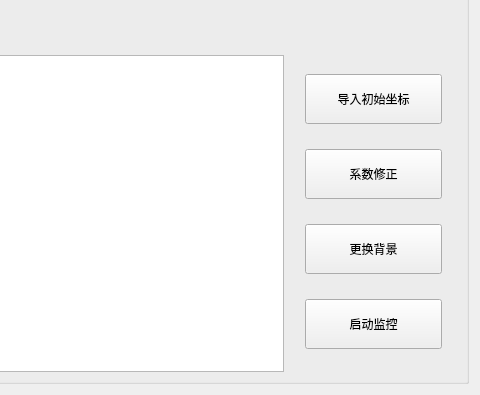
Qt form ui/FOSD-Classic-QWidgets/apps/plot/views/disp2dwindow.ui (Swimers/FOSD) before a commit; both pictures show x 572 to 1052 and y 294 to 689 of the 1052 by 689 pixel window.
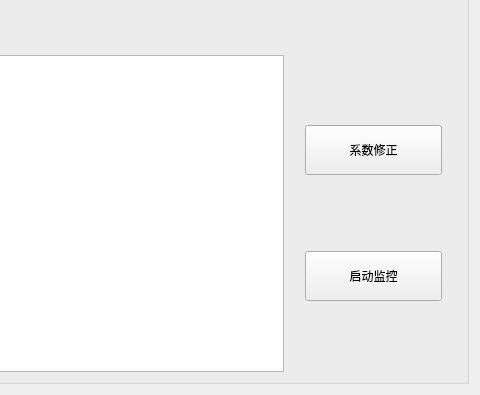
The same form after that commit. Icons and pictures are not drawn.

```diff
--- a/ui/FOSD-Classic-QWidgets/apps/plot/views/disp2dwindow.ui
+++ b/ui/FOSD-Classic-QWidgets/apps/plot/views/disp2dwindow.ui
@@ -62,31 +62,6 @@
           <property name="rightMargin">
            <number>15</number>
           </property>
-          <item>
-           <widget class="QPushButton" name="pbtn_ChangeOriginalCoordinates">
-            <property name="sizePolicy">
-             <sizepolicy hsizetype="Minimum" vsizetype="Preferred">
-              <horstretch>0</horstretch>
-              <verstretch>0</verstretch>
-             </sizepolicy>
-            </property>
-            <property name="minimumSize">
-             <size>
-              <width>0</width>
-              <height>30</height>
-             </size>
-            </property>
-            <property name="maximumSize">
-             <size>
-              <width>16777215</width>
-              <height>50</height>
-             </size>
-            </property>
-            <property name="text">
-             <string>导入初始坐标</string>
-            </property>
-           </widget>
-          </item>
           <item>
            <widget class="QPushButton" name="pbtn_ParaRevise">
             <property name="sizePolicy">
@@ -112,31 +87,6 @@
             </property>
            </widget>
           </item>
-          <item>
-           <widget class="QPushButton" name="pbtn_ChangeBackGround">
-            <property name="sizePolicy">
-             <sizepolicy hsizetype="Minimum" vsizetype="Preferred">
-              <horstretch>0</horstretch>
-              <verstretch>0</verstretch>
-             </sizepolicy>
-            </property>
-            <property name="minimumSize">
-             <size>
-              <width>0</width>
-              <height>30</height>
-             </size>
-            </property>
-            <property name="maximumSize">
-             <size>
-              <width>16777215</width>
-              <height>50</height>
-             </size>
-            </property>
-            <property name="text">
-             <string>更换背景</string>
-            </property>
-           </widget>
-          </item>
           <item>
            <widget class="QPushButton" name="pbtn_Observe">
             <property name="sizePolicy">
```
Left out of the diff: 12 changed lines with no effect on the pictures. Lines whose indentation alone changed are shown as unchanged.
